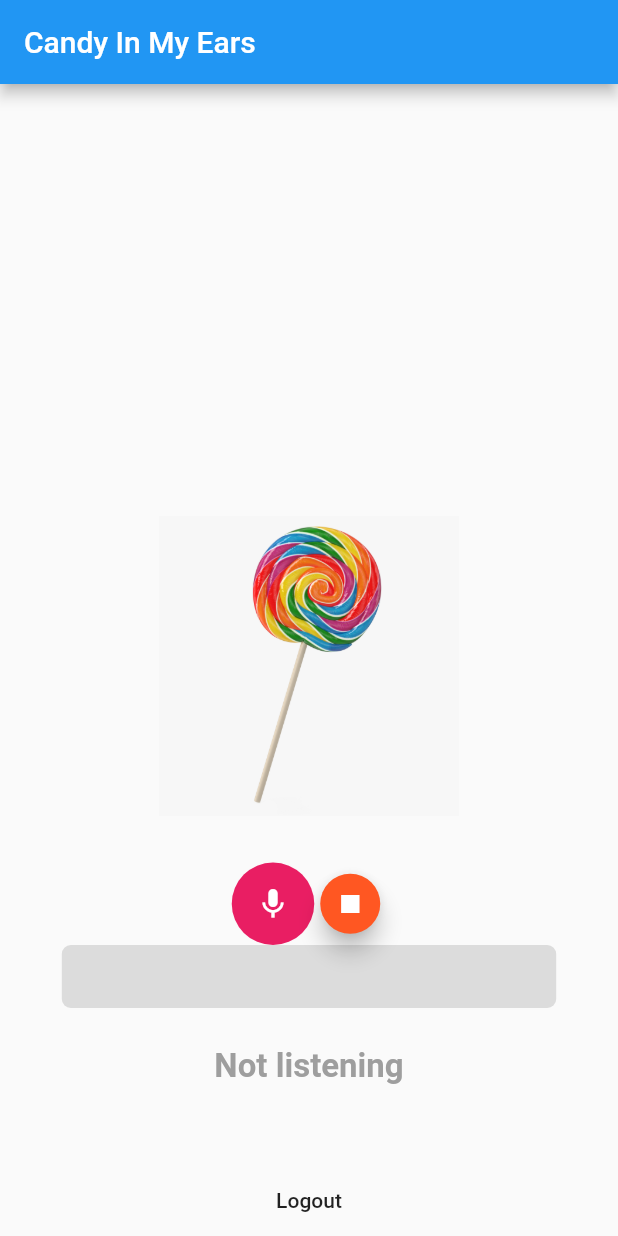
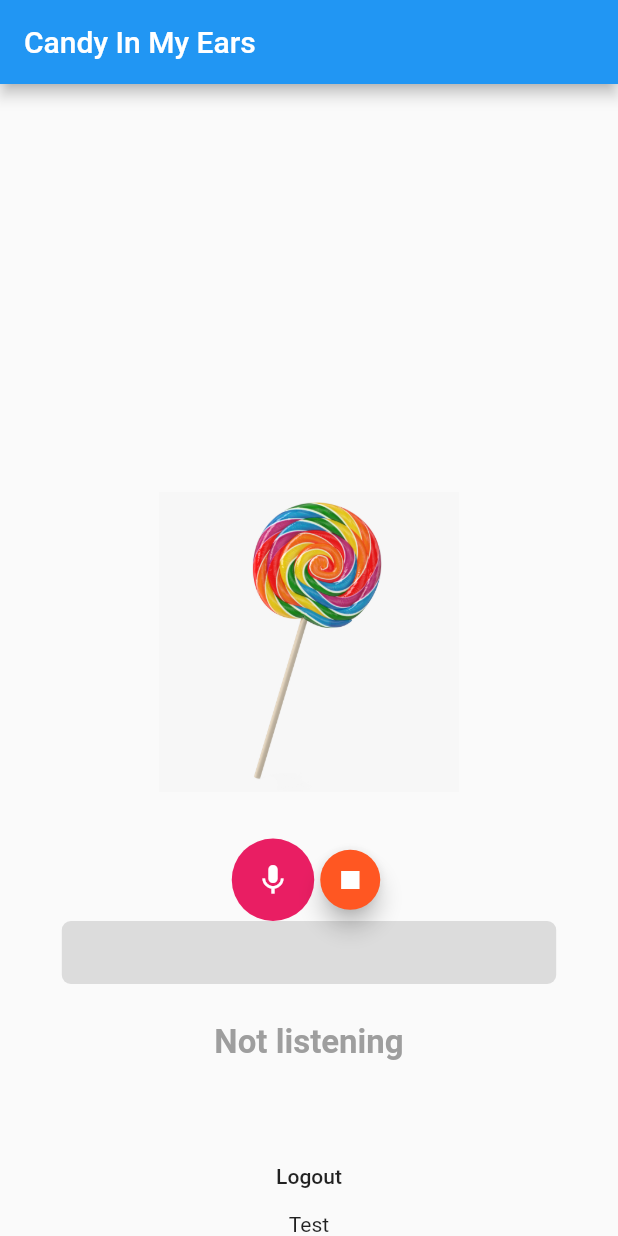
Before and after one commit to ian-seo/CandyInMyEars, a Flutter app: the screen it shows once a user with an empty profile is signed in, on a phone screen of 412 x 824 dp. Run offline on Flutter 3.47's test engine with Material 2 defaults, Android fonts, the phone set to English and light mode, and no system bars; our stand-ins replace audioplayers, firebase_auth, firebase_core, speech_to_text, vibration; missing offline and left inert: firebase_auth_web, firebase_core_web, vibration_web; accounts and stored records are empty.

```diff
--- a/lib/screens/main_page.dart
+++ b/lib/screens/main_page.dart
@@ -20,6 +20,9 @@ class MainPage extends StatelessWidget {
         children: [
           Container(
               child: Voice()),
+          Container(
+            child: Text("Test"),
+          )
         ],
       ),
     );
```
Also changed, not shown: lib/screens/forget_pw.dart (+4 -4 lines).
